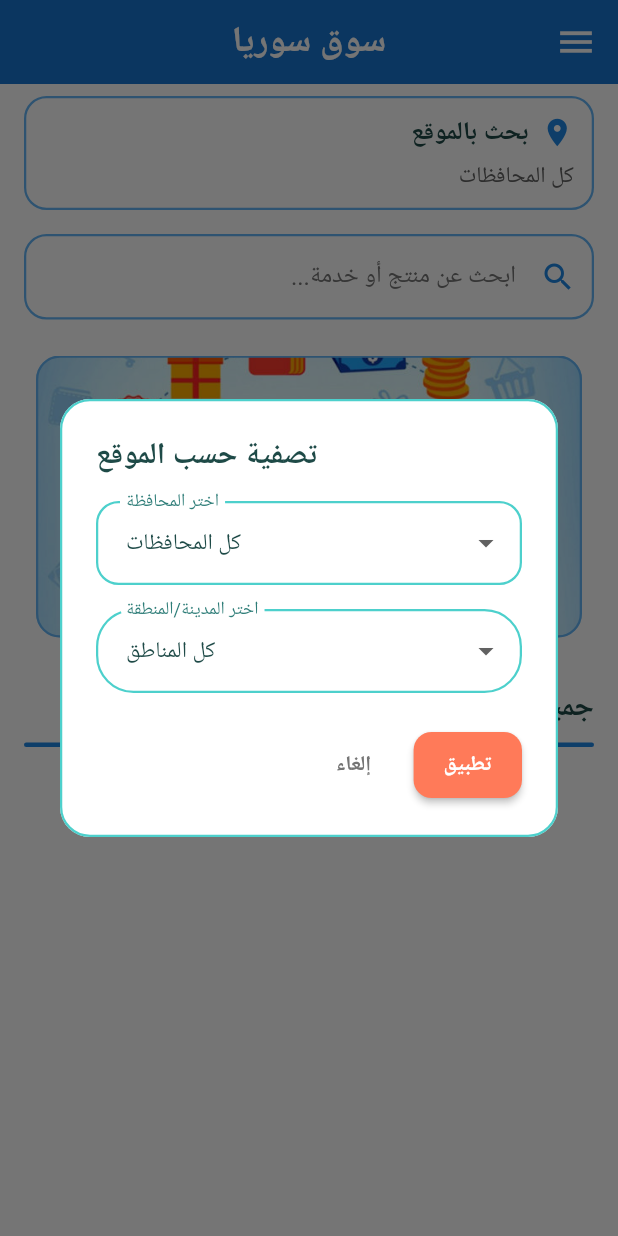
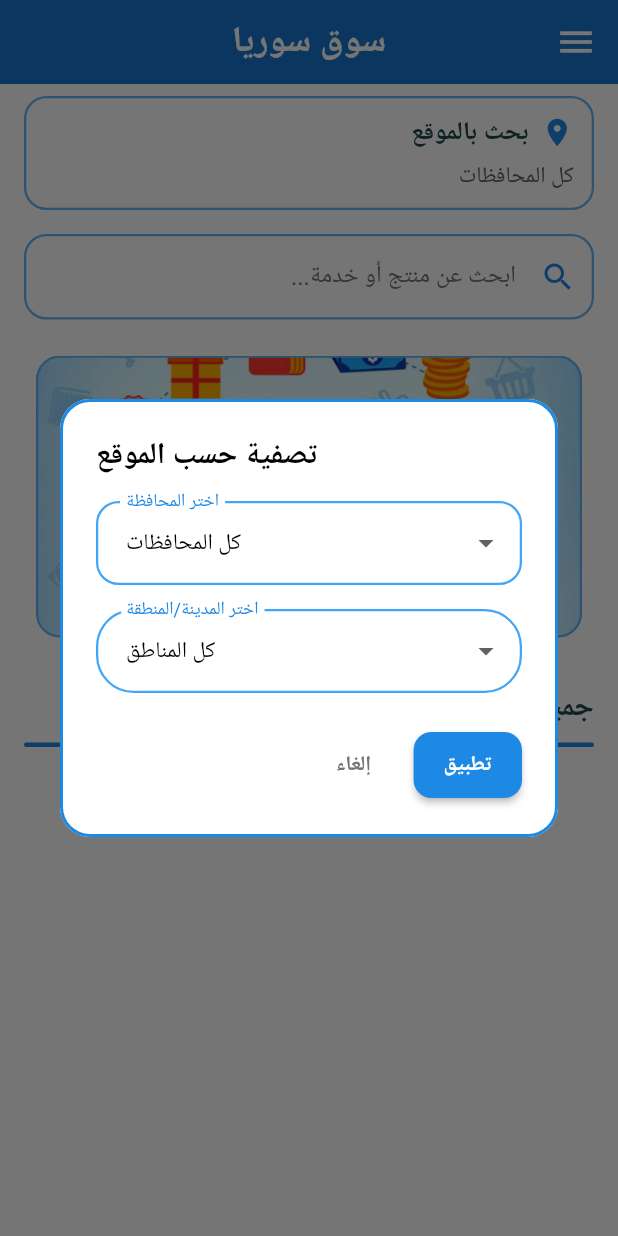
Before and after one commit to hashembadawi/forsa, a Flutter app: the screen it shows after launch, after a tap on "بحث بالموقع", on a phone screen of 412 x 824 dp. Run offline on Flutter 3.47's test engine with Material 3 defaults, Android fonts, the phone set to English and light mode, and no system bars; our stand-ins replace connectivity_plus, flutter_image_compress, image_picker, shared_preferences; network calls fail; Roboto replaces fonts that are missing (Arabic).

Commit message:
refactor: Update color scheme for location filter dialog and dropdowns

```diff
--- a/lib/screens/home_screen.dart
+++ b/lib/screens/home_screen.dart
@@ -492,13 +492,13 @@ class _HomeScreenState extends State<HomeScreen> {
           return AlertDialog(
             shape: RoundedRectangleBorder(
               borderRadius: BorderRadius.circular(20),
-              side: const BorderSide(color: Color(0xFF4DD0CC), width: 1.5),
+              side: BorderSide(color: Colors.blue[600]!, width: 2),
             ),
             backgroundColor: Colors.white,
             title: const Text(
               'تصفية حسب الموقع',
               style: TextStyle(
-                color: Color(0xFF1E4A47),
+                color: Colors.black,
                 fontWeight: FontWeight.bold,
                 fontSize: 20,
               ),
@@ -521,7 +521,7 @@ class _HomeScreenState extends State<HomeScreen> {
                         child: Text(
                           'كل المحافظات',
                           style: TextStyle(
-                            color: Color(0xFF1E4A47),
+                            color: Colors.black,
                             fontSize: 15,
                             fontWeight: FontWeight.w500,
                           ),
@@ -532,7 +532,7 @@ class _HomeScreenState extends State<HomeScreen> {
                         child: Text(
                           province['name'],
                           style: const TextStyle(
-                            color: Color(0xFF1E4A47),
+                            color: Colors.black,
                             fontSize: 15,
                             fontWeight: FontWeight.w500,
                           ),
@@ -566,7 +566,7 @@ class _HomeScreenState extends State<HomeScreen> {
                         child: Text(
                           'كل المناطق',
                           style: TextStyle(
-                            color: Color(0xFF1E4A47),
+                            color: Colors.black,
                             fontSize: 15,
                             fontWeight: FontWeight.w500,
                           ),
@@ -577,7 +577,7 @@ class _HomeScreenState extends State<HomeScreen> {
                         child: Text(
                           area['name'],
                           style: const TextStyle(
-                            color: Color(0xFF1E4A47),
+                            color: Colors.black,
                             fontSize: 15,
                             fontWeight: FontWeight.w500,
                           ),
@@ -624,7 +624,7 @@ class _HomeScreenState extends State<HomeScreen> {
                   }
                 },
                 style: ElevatedButton.styleFrom(
-                  backgroundColor: const Color(0xFFFF7A59),
+                  backgroundColor: Colors.blue[600],
                   foregroundColor: Colors.white,
                   padding: const EdgeInsets.symmetric(horizontal: 20, vertical: 12),
                   shape: RoundedRectangleBorder(
@@ -648,18 +648,18 @@ class _HomeScreenState extends State<HomeScreen> {
   InputDecoration _buildDropdownDecoration(String labelText, double borderRadius) {
     return InputDecoration(
       labelText: labelText,
-      labelStyle: const TextStyle(color: Color(0xFF2E7D78)),
+      labelStyle: TextStyle(color: Colors.blue[600]),
       border: OutlineInputBorder(
         borderRadius: BorderRadius.circular(borderRadius),
-        borderSide: const BorderSide(color: Color(0xFF4DD0CC), width: 1.5),
+        borderSide: BorderSide(color: Colors.blue[400]!, width: 1.5),
       ),
       enabledBorder: OutlineInputBorder(
         borderRadius: BorderRadius.circular(borderRadius),
-        borderSide: const BorderSide(color: Color(0xFF4DD0CC), width: 1.5),
+        borderSide: BorderSide(color: Colors.blue[400]!, width: 1.5),
       ),
       focusedBorder: OutlineInputBorder(
         borderRadius: BorderRadius.circular(borderRadius),
-        borderSide: const BorderSide(color: Color(0xFF2E7D78), width: 2),
+        borderSide: BorderSide(color: Colors.blue[600]!, width: 2),
       ),
       filled: true,
       fillColor: Colors.white,
@@ -670,7 +670,7 @@ class _HomeScreenState extends State<HomeScreen> {
   /// Build dropdown text style
   TextStyle _buildDropdownTextStyle() {
     return const TextStyle(
-      color: Color(0xFF1E4A47),
+      color: Colors.blue,
       fontSize: 15,
       fontWeight: FontWeight.w500,
     );
```
